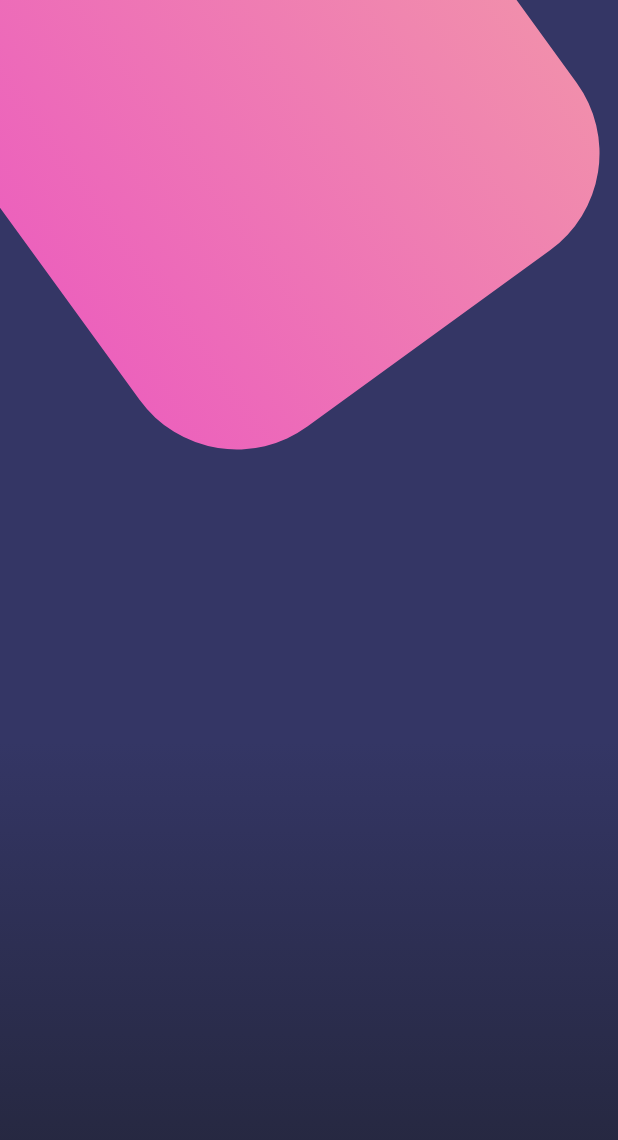
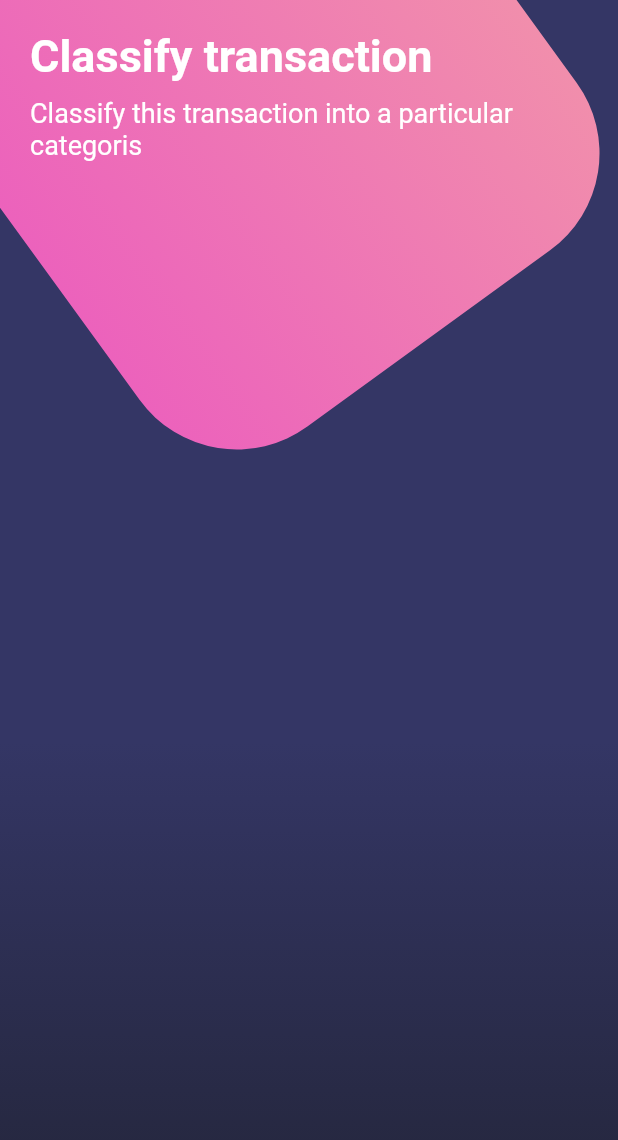
Before and after one commit to muckystack/flutter_disenos_FH, a Flutter app: the screen it shows after launch, on a phone screen of 412 x 824 dp. Shown: the top 1140 px of the screen. Run offline on Flutter 3.47's test engine with Material 2 defaults, Android fonts, the phone set to English and light mode, and no system bars.

```diff
--- a/lib/src/pages/botones_page.dart
+++ b/lib/src/pages/botones_page.dart
@@ -11,7 +11,14 @@ class BotonesPage extends StatelessWidget {
     return Scaffold(
       body: Stack(
         children: <Widget>[
-          _fodoApp()
+          _fodoApp(),
+          SingleChildScrollView(
+            child: Column(
+              children: <Widget>[
+                _titulos(),
+              ],
+            ),
+          )
         ],
       )
     );
@@ -62,4 +69,22 @@ class BotonesPage extends StatelessWidget {
     );
 
   }
+
+  Widget _titulos() {
+
+    return SafeArea(
+      child: Container(
+        padding: EdgeInsets.all(20.0),
+        child: Column(
+          crossAxisAlignment: CrossAxisAlignment.start,
+          children: <Widget>[
+            Text('Classify transaction', style: TextStyle(color: Colors.white, fontSize: 30.0, fontWeight: FontWeight.bold)),
+            SizedBox(height: 10.0,),
+            Text('Classify this transaction into a particular categoris', style: TextStyle(color: Colors.white, fontSize: 18.0)),
+          ],
+        ),
+      ),
+    );
+
+  }
 }
```
